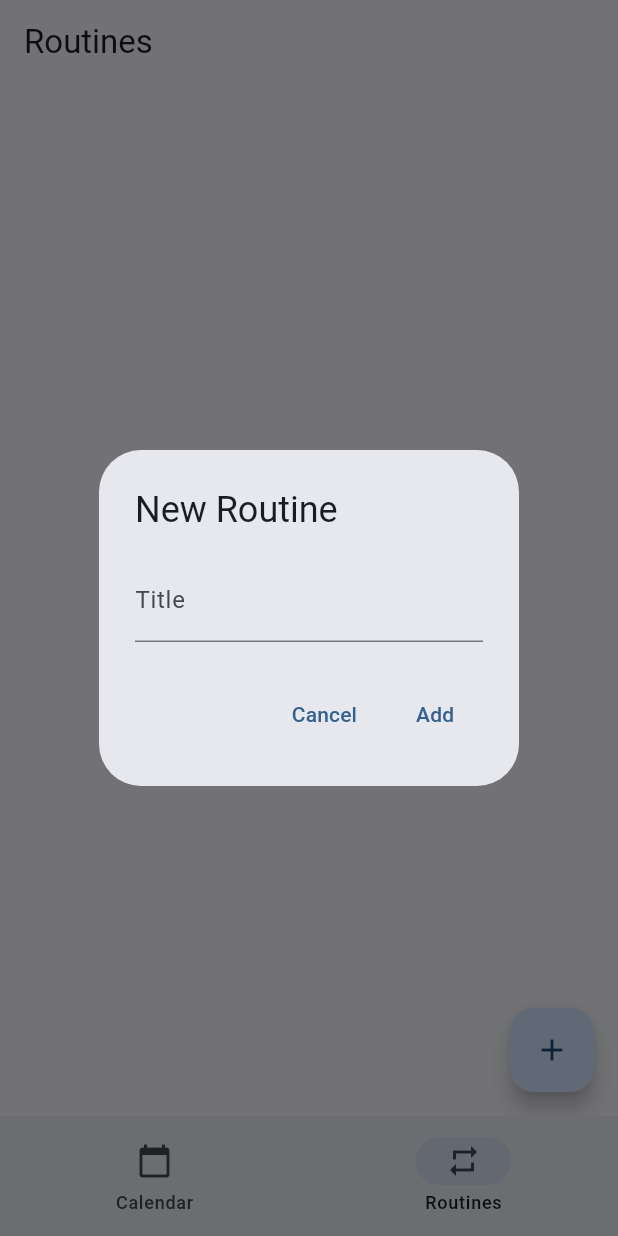
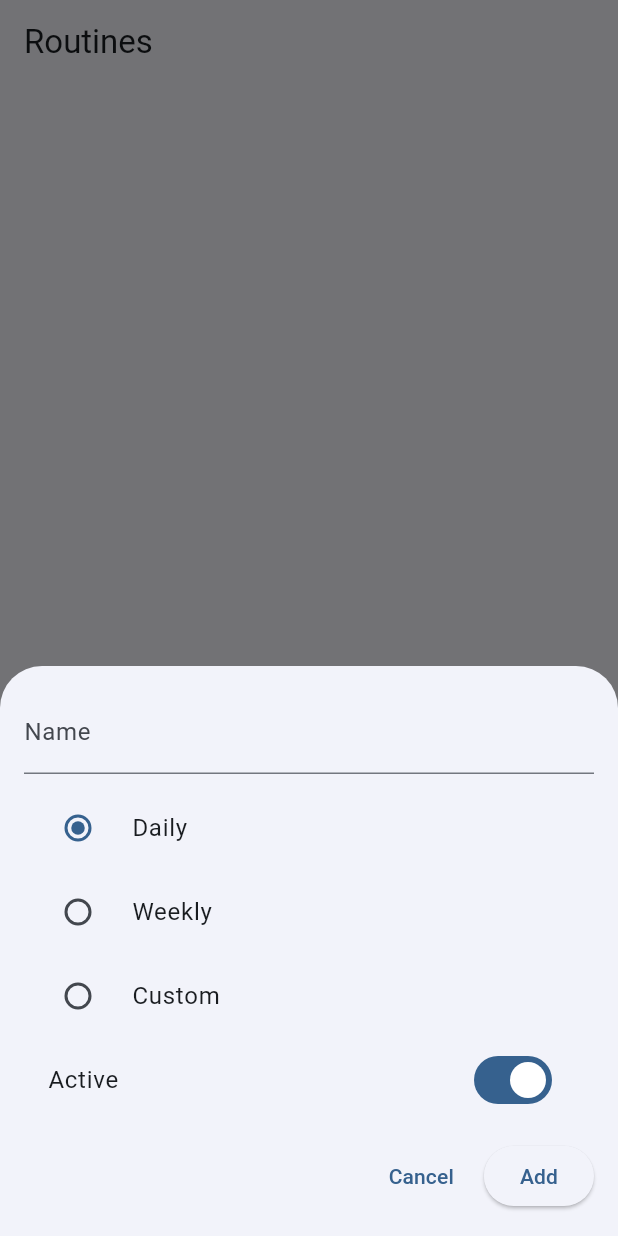
Before and after one commit to Cesi21/Life_Planner, a Flutter app: the screen it shows after launch, item 2 of the bottom bar chosen, after a tap on the "add" icon, on a phone screen of 412 x 824 dp. Run offline on Flutter 3.47's test engine with Material 3 defaults, Android fonts, the phone set to English and light mode, and no system bars; our stand-ins replace hive, hive_flutter, table_calendar; accounts and stored records are empty.

Commit message:
Implement full routines system

```diff
--- a/lib/main.dart
+++ b/lib/main.dart
@@ -9,6 +9,7 @@ Future<void> main() async {
   WidgetsFlutterBinding.ensureInitialized();
   await Hive.initFlutter();
   Hive.registerAdapter(TaskAdapter());
+  Hive.registerAdapter(RepeatTypeAdapter());
   Hive.registerAdapter(RoutineAdapter());
   await Hive.openBox<Task>('tasks');
   await Hive.openBox<Routine>('routines');
--- a/lib/models/routine.dart
+++ b/lib/models/routine.dart
@@ -1,5 +1,22 @@
 import 'package:flutter/material.dart';
 import 'package:hive/hive.dart';
+
+enum RepeatType { daily, weekly, custom }
+
+class RepeatTypeAdapter extends TypeAdapter<RepeatType> {
+  @override
+  final int typeId = 2;
+
+  @override
+  RepeatType read(BinaryReader reader) {
+    return RepeatType.values[reader.readInt()];
+  }
+
+  @override
+  void write(BinaryWriter writer, RepeatType obj) {
+    writer.writeInt(obj.index);
+  }
+}
 
 @HiveType(typeId: 1)
 class Routine extends HiveObject {
@@ -7,16 +24,20 @@ class Routine extends HiveObject {
   String title;
 
   @HiveField(1)
+  RepeatType repeatType;
+
+  @HiveField(2)
   List<int> weekdays;
 
-  @HiveField(2)
+  @HiveField(3)
   int? timeMinutes;
 
-  @HiveField(3)
+  @HiveField(4)
   bool isActive;
 
   Routine({
     required this.title,
+    required this.repeatType,
     required this.weekdays,
     this.timeMinutes,
     this.isActive = true,
@@ -35,6 +56,7 @@ class RoutineAdapter extends TypeAdapter<Routine> {
   Routine read(BinaryReader reader) {
     return Routine(
       title: reader.readString(),
+      repeatType: RepeatType.values[reader.readInt()],
       weekdays: List<int>.from(reader.readList()),
       timeMinutes: reader.readBool() ? reader.readInt() : null,
       isActive: reader.readBool(),
@@ -44,6 +66,7 @@ class RoutineAdapter extends TypeAdapter<Routine> {
   @override
   void write(BinaryWriter writer, Routine obj) {
     writer.writeString(obj.title);
+    writer.writeInt(obj.repeatType.index);
     writer.writeList(obj.weekdays);
     if (obj.timeMinutes != null) {
       writer.writeBool(true);
--- a/lib/views/routine_page.dart
+++ b/lib/views/routine_page.dart
@@ -26,71 +26,185 @@ class _RoutinePageState extends State<RoutinePage> {
     });
   }
 
-  Future<void> _addRoutine() async {
-    final controller = TextEditingController();
-    final result = await showDialog<String>(
+  String _weekdayLabel(int day) => ['Mon','Tue','Wed','Thu','Fri','Sat','Sun'][day-1];
+
+  String _scheduleText(Routine r) {
+    switch (r.repeatType) {
+      case RepeatType.daily:
+        return 'Daily';
+      case RepeatType.weekly:
+        if (r.weekdays.isNotEmpty) {
+          return 'Every ${_weekdayLabel(r.weekdays.first)}';
+        }
+        return 'Weekly';
+      case RepeatType.custom:
+        return r.weekdays.map(_weekdayLabel).join(', ');
+    }
+  }
+
+  Future<void> _openForm({Routine? routine}) async {
+    final bool isNew = routine == null;
+    final nameController = TextEditingController(text: routine?.title ?? '');
+    RepeatType type = routine?.repeatType ?? RepeatType.daily;
+    Set<int> selected = {
+      ...(routine?.weekdays ?? (type == RepeatType.daily ? [1,2,3,4,5,6,7] : []))
+    };
+    bool active = routine?.isActive ?? true;
+
+    final result = await showModalBottomSheet<String>(
       context: context,
-      builder: (context) => AlertDialog(
-        title: const Text('New Routine'),
-        content: TextField(
-          controller: controller,
-          decoration: const InputDecoration(labelText: 'Title'),
+      isScrollControlled: true,
+      builder: (context) {
+        return Padding(
+          padding: EdgeInsets.only(
+            bottom: MediaQuery.of(context).viewInsets.bottom + 16,
+            left: 16,
+            right: 16,
+            top: 16,
           ),
-        actions: [
-          TextButton(onPressed: () => Navigator.pop(context), child: const Text('Cancel')),
-          TextButton(onPressed: () => Navigator.pop(context, controller.text), child: const Text('Add')),
+          child: StatefulBuilder(
+            builder: (context, setModal) {
+              Widget daySelector() {
+                return Wrap(
+                  spacing: 4,
+                  children: List.generate(7, (index) {
+                    final day = index + 1;
+                    final sel = selected.contains(day);
+                    return FilterChip(
+                      label: Text(_weekdayLabel(day)),
+                      selected: sel,
+                      onSelected: (val) {
+                        setModal(() {
+                          if (val) {
+                            selected.add(day);
+                          } else {
+                            selected.remove(day);
+                          }
+                        });
+                      },
+                    );
+                  }),
+                );
+              }
+
+              return SingleChildScrollView(
+                child: Column(
+                  crossAxisAlignment: CrossAxisAlignment.stretch,
+                  mainAxisSize: MainAxisSize.min,
+                  children: [
+                    TextField(
+                      controller: nameController,
+                      decoration: const InputDecoration(labelText: 'Name'),
+                    ),
+                    const SizedBox(height: 8),
+                    RadioListTile<RepeatType>(
+                      title: const Text('Daily'),
+                      value: RepeatType.daily,
+                      groupValue: type,
+                      onChanged: (val) => setModal(() => type = val!),
+                    ),
+                    RadioListTile<RepeatType>(
+                      title: const Text('Weekly'),
+                      value: RepeatType.weekly,
+                      groupValue: type,
+                      onChanged: (val) => setModal(() => type = val!),
+                    ),
+                    RadioListTile<RepeatType>(
+                      title: const Text('Custom'),
+                      value: RepeatType.custom,
+                      groupValue: type,
+                      onChanged: (val) => setModal(() => type = val!),
+                    ),
+                    if (type != RepeatType.daily)
+                      Padding(
+                        padding: const EdgeInsets.symmetric(vertical: 8),
+                        child: daySelector(),
+                      ),
+                    SwitchListTile(
+                      title: const Text('Active'),
+                      value: active,
+                      onChanged: (val) => setModal(() => active = val),
+                    ),
+                    const SizedBox(height: 12),
+                    Row(
+                      mainAxisAlignment: MainAxisAlignment.end,
+                      children: [
+                        if (!isNew)
+                          TextButton(
+                            onPressed: () => Navigator.pop(context, 'delete'),
+                            child: const Text('Delete'),
+                          ),
+                        TextButton(
+                          onPressed: () => Navigator.pop(context),
+                          child: const Text('Cancel'),
+                        ),
+                        const SizedBox(width: 8),
+                        ElevatedButton(
+                          onPressed: () => Navigator.pop(context, 'save'),
+                          child: Text(isNew ? 'Add' : 'Save'),
+                        ),
+                      ],
+                    ),
                   ],
                 ),
               );
-    if (result != null && result.isNotEmpty) {
-      final r = Routine(title: result, weekdays: [], isActive: true);
+            },
+          ),
+        );
+      },
+    );
+
+    if (result == 'delete' && routine != null) {
+      await _service.deleteRoutine(routine);
+      _load();
+    } else if (result == 'save') {
+      final list = <int>[];
+      switch (type) {
+        case RepeatType.daily:
+          list.addAll([1,2,3,4,5,6,7]);
+          break;
+        case RepeatType.weekly:
+          if (selected.isNotEmpty) {
+            list.add(selected.first);
+          }
+          break;
+        case RepeatType.custom:
+          list.addAll(selected.toList()..sort());
+          break;
+      }
+      if (isNew) {
+        final r = Routine(
+          title: nameController.text,
+          repeatType: type,
+          weekdays: list,
+          isActive: active,
+        );
         await _service.addRoutine(r);
+      } else {
+        routine!.title = nameController.text;
+        routine.repeatType = type;
+        routine.weekdays = list;
+        routine.isActive = active;
+        await _service.updateRoutine(routine);
+      }
       _load();
     }
   }
 
-  Widget _buildWeekdayCheckbox(Routine routine, int day) {
-    return Expanded(
-      child: CheckboxListTile(
-        dense: true,
-        title: Text(['Mon','Tue','Wed','Thu','Fri','Sat','Sun'][day-1], style: const TextStyle(fontSize: 12)),
-        value: routine.weekdays.contains(day),
+  Widget _buildItem(Routine r) {
+    return Card(
+      child: ListTile(
+        title: Text(r.title),
+        subtitle: Text(_scheduleText(r)),
+        trailing: Switch(
+          value: r.isActive,
           onChanged: (val) async {
-          if (val == true) {
-            routine.weekdays.add(day);
-          } else {
-            routine.weekdays.remove(day);
-          }
-          await _service.updateRoutine(routine);
+            r.isActive = val;
+            await _service.updateRoutine(r);
             setState(() {});
           },
         ),
-    );
-  }
-
-  Widget _buildRoutineItem(Routine routine) {
-    return Card(
-      child: Column(
-        children: [
-          ListTile(
-            title: Text(routine.title),
-            trailing: Switch(
-              value: routine.isActive,
-              onChanged: (val) async {
-                routine.isActive = val;
-                await _service.updateRoutine(routine);
-                setState(() {});
-              },
-            ),
-            onLongPress: () async {
-              await _service.deleteRoutine(routine);
-              _load();
-            },
-          ),
-          Row(
-            children: List.generate(7, (index) => _buildWeekdayCheckbox(routine, index + 1)),
-          )
-        ],
+        onTap: () => _openForm(routine: r),
       ),
     );
   }
@@ -100,10 +214,11 @@ class _RoutinePageState extends State<RoutinePage> {
     return Scaffold(
       appBar: AppBar(title: const Text('Routines')),
       body: ListView(
-        children: _routines.map(_buildRoutineItem).toList(),
+        padding: const EdgeInsets.all(8),
+        children: _routines.map(_buildItem).toList(),
       ),
       floatingActionButton: FloatingActionButton(
-        onPressed: _addRoutine,
+        onPressed: () => _openForm(),
         child: const Icon(Icons.add),
       ),
     );
```
Lines whose indentation alone changed are shown as unchanged.
